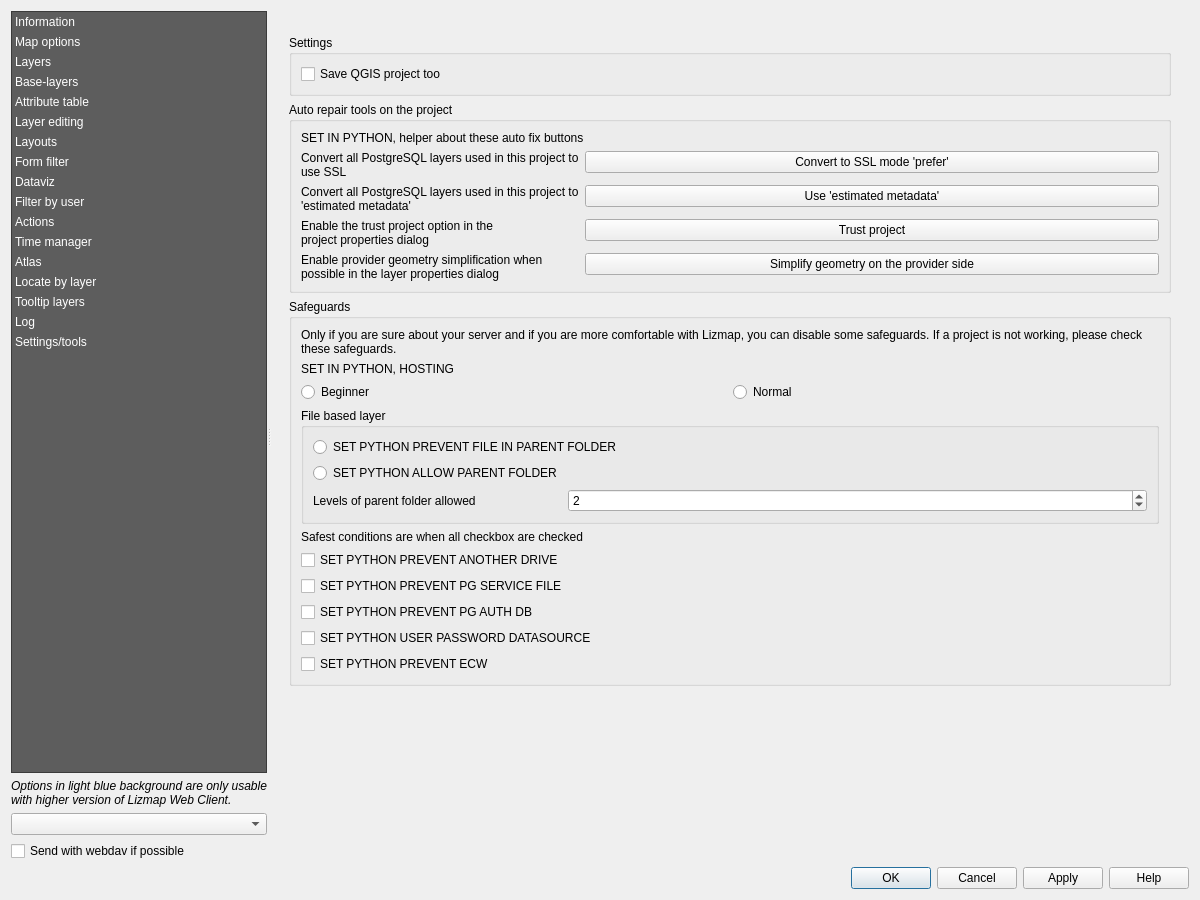
Above: lizmap/resources/ui/ui_lizmap.ui from 3liz/lizmap-plugin before the change. Below: the same form after it.
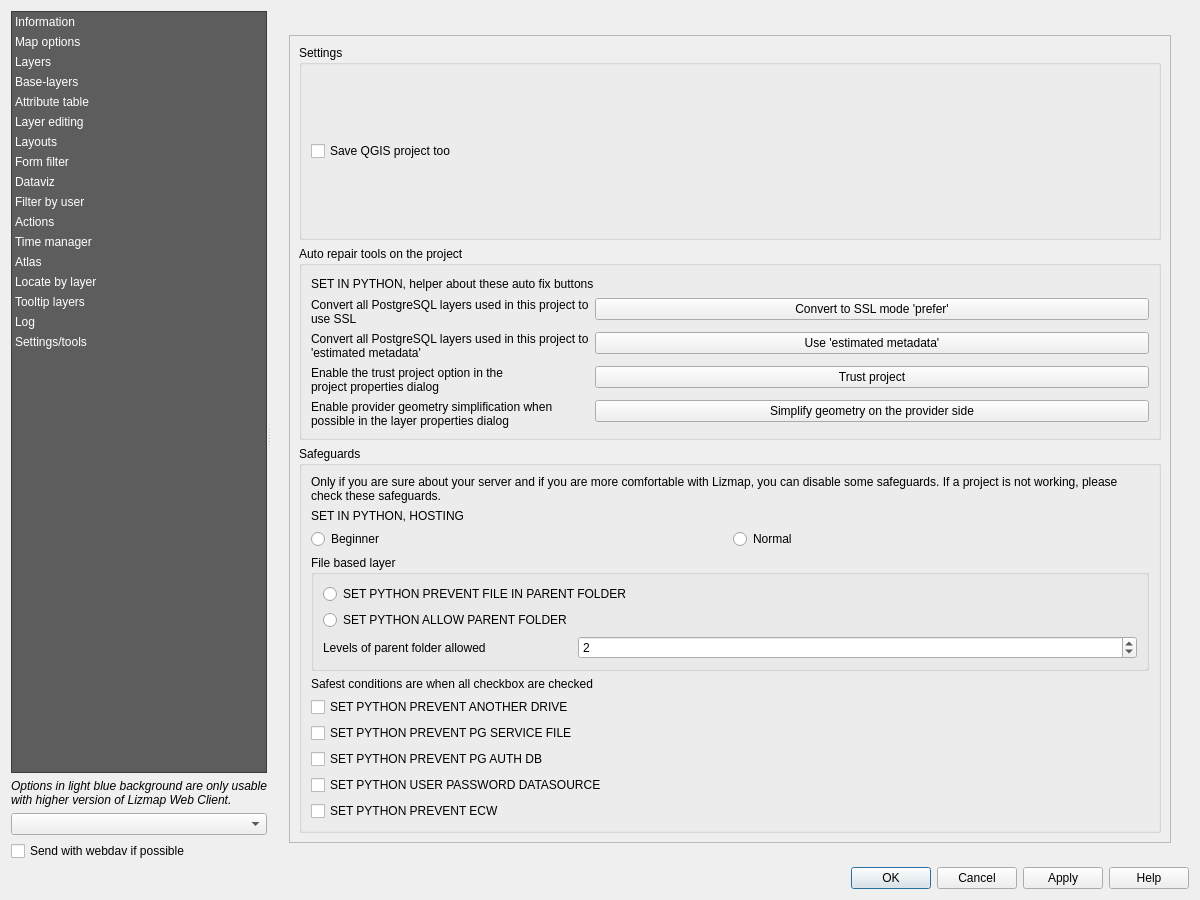
That is the form after the change. The open tabs and pages were chosen to show the change. Custom widgets are drawn as their Qt base class.

Commit message: UI - Use a scroll widget for the settings panel

```diff
--- a/lizmap/resources/ui/ui_lizmap.ui
+++ b/lizmap/resources/ui/ui_lizmap.ui
@@ -4715,6 +4715,21 @@
          <widget class="QWidget" name="page_settings">
           <layout class="QVBoxLayout" name="verticalLayout_64">
            <item>
+            <widget class="QScrollArea" name="scrollArea_14">
+             <property name="widgetResizable">
+              <bool>true</bool>
+             </property>
+             <widget class="QWidget" name="scrollAreaWidgetContents_14">
+              <property name="geometry">
+               <rect>
+                <x>0</x>
+                <y>0</y>
+                <width>733</width>
+                <height>756</height>
+               </rect>
+              </property>
+              <layout class="QVBoxLayout" name="verticalLayout_72">
+               <item>
             <widget class="QGroupBox" name="groupBox_12">
              <property name="title">
               <string>Settings</string>
@@ -4981,18 +4996,9 @@
              </layout>
             </widget>
            </item>
-           <item>
-            <spacer name="verticalSpacer_4">
-             <property name="orientation">
-              <enum>Qt::Vertical</enum>
-             </property>
-             <property name="sizeHint" stdset="0">
-              <size>
-               <width>20</width>
-               <height>40</height>
-              </size>
-             </property>
-            </spacer>
+              </layout>
+             </widget>
+            </widget>
            </item>
           </layout>
          </widget>
```
Left out of the diff: 2 changed lines with no effect on the pictures. Lines whose indentation alone changed are shown as unchanged.
